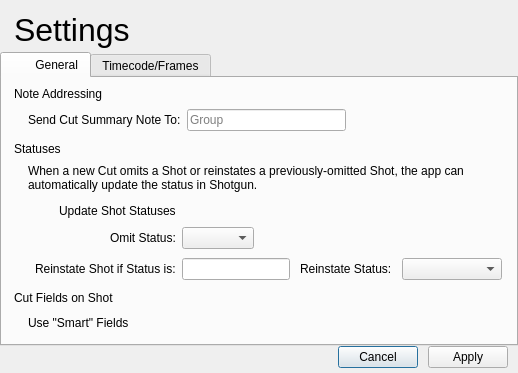
Above: resources/settings_dialog.ui from shotgunsoftware/tk-multi-importcut before the change. Below: the same form after it.
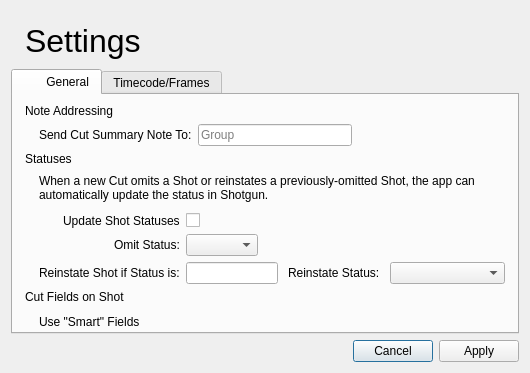
That is the form after the change.

Commit message: Additional styling and layout tweaks.

```diff
--- a/resources/settings_dialog.ui
+++ b/resources/settings_dialog.ui
@@ -6,7 +6,7 @@
    <rect>
     <x>0</x>
     <y>0</y>
-    <width>518</width>
+    <width>530</width>
     <height>373</height>
    </rect>
   </property>
@@ -14,12 +14,6 @@
    <string>Dialog</string>
   </property>
   <layout class="QVBoxLayout" name="verticalLayout_2">
-   <property name="spacing">
-    <number>0</number>
-   </property>
-   <property name="margin">
-    <number>0</number>
-   </property>
    <item>
     <layout class="QVBoxLayout" name="verticalLayout_7">
      <property name="leftMargin">
@@ -118,11 +112,14 @@
        </item>
        <item>
         <layout class="QHBoxLayout" name="cut_summary_layout">
+         <property name="spacing">
+          <number>6</number>
+         </property>
          <property name="topMargin">
-          <number>2</number>
+          <number>0</number>
          </property>
          <property name="bottomMargin">
-          <number>5</number>
+          <number>0</number>
          </property>
          <item>
           <widget class="QLabel" name="send_cut_summary_note_to_label">
@@ -208,9 +205,6 @@
         <layout class="QHBoxLayout" name="horizontalLayout_2">
          <item>
           <layout class="QFormLayout" name="formLayout">
-           <property name="sizeConstraint">
-            <enum>QLayout::SetDefaultConstraint</enum>
-           </property>
            <property name="fieldGrowthPolicy">
             <enum>QFormLayout::FieldsStayAtSizeHint</enum>
            </property>
@@ -221,46 +215,11 @@
             <set>Qt::AlignRight|Qt::AlignTrailing|Qt::AlignVCenter</set>
            </property>
            <property name="formAlignment">
-            <set>Qt::AlignHCenter|Qt::AlignTop</set>
-           </property>
-           <property name="horizontalSpacing">
-            <number>6</number>
-           </property>
-           <property name="verticalSpacing">
-            <number>9</number>
+            <set>Qt::AlignBottom|Qt::AlignHCenter</set>
            </property>
            <property name="leftMargin">
             <number>14</number>
            </property>
-           <property name="bottomMargin">
-            <number>5</number>
-           </property>
-           <item row="1" column="0">
-            <widget class="QLabel" name="update_shot_statuses_label">
-             <property name="text">
-              <string>Update Shot Statuses</string>
-             </property>
-             <property name="margin">
-              <number>0</number>
-             </property>
-             <property name="indent">
-              <number>0</number>
-             </property>
-            </widget>
-           </item>
-           <item row="1" column="1">
-            <widget class="QCheckBox" name="update_shot_statuses_checkbox">
-             <property name="layoutDirection">
-              <enum>Qt::RightToLeft</enum>
-             </property>
-             <property name="styleSheet">
-              <string notr="true">background-color: transparent;</string>
-             </property>
-             <property name="text">
-              <string/>
-             </property>
-            </widget>
-           </item>
            <item row="2" column="0">
             <widget class="QLabel" name="omit_status_label">
              <property name="enabled">
@@ -340,7 +299,7 @@
                </property>
                <property name="minimumSize">
                 <size>
-                 <width>100</width>
+                 <width>115</width>
                  <height>0</height>
                 </size>
                </property>
@@ -357,6 +316,29 @@
              </item>
             </layout>
            </item>
+           <item row="1" column="1">
+            <widget class="QCheckBox" name="update_shot_statuses_checkbox">
+             <property name="sizePolicy">
+              <sizepolicy hsizetype="Minimum" vsizetype="Fixed">
+               <horstretch>0</horstretch>
+               <verstretch>0</verstretch>
+              </sizepolicy>
+             </property>
+            </widget>
+           </item>
+           <item row="1" column="0">
+            <widget class="QLabel" name="update_shot_statuses_label">
+             <property name="text">
+              <string>Update Shot Statuses</string>
+             </property>
+             <property name="margin">
+              <number>0</number>
+             </property>
+             <property name="indent">
+              <number>0</number>
+             </property>
+            </widget>
+           </item>
           </layout>
          </item>
         </layout>
@@ -746,15 +728,6 @@
    </item>
    <item>
     <layout class="QHBoxLayout" name="horizontalLayout_9">
-     <property name="spacing">
-      <number>10</number>
-     </property>
-     <property name="rightMargin">
-      <number>10</number>
-     </property>
-     <property name="bottomMargin">
-      <number>5</number>
-     </property>
      <item>
       <spacer name="horizontalSpacer_4">
        <property name="orientation">
```
Left out of the diff: 17 changed lines with no effect on the pictures. The commit also changes 5 other files.
